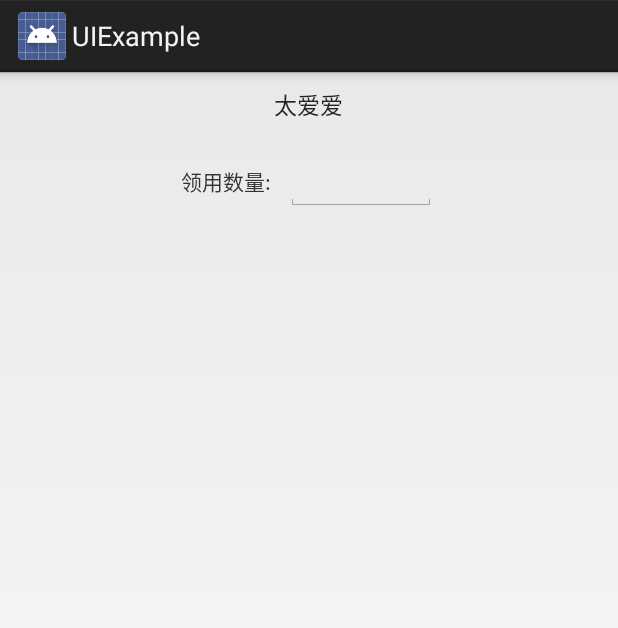
After one commit to JoeyZh/UI, an Android app: the layout dlg_add_spare_part.xml on its own in the app's theme, with its tools: preview values and no code run, on a phone screen of 412 x 824 dp. The commit adds this screen. Shown: the top 628 px of the screen. Run offline under Robolectric (Android 15) with nearby library versions, the phone set to English and light mode, and no system bars.

Commit message:
修改自定义dialog布局

```diff
--- /dev/null
+++ b/UIExample/src/main/res/layout/dlg_add_spare_part.xml
@@ -0,0 +1,39 @@
+<?xml version="1.0" encoding="utf-8"?>
+<LinearLayout xmlns:android="http://schemas.android.com/apk/res/android"
+    android:layout_width="match_parent"
+    android:layout_height="wrap_content"
+    android:orientation="vertical">
+
+    <TextView
+        android:id="@+id/tv_dlg_add_title"
+        android:layout_width="wrap_content"
+        android:layout_height="wrap_content"
+        android:layout_gravity="center"
+        android:text="太爱爱"
+        android:drawablePadding="@dimen/layout_min_margin"
+        android:textColor="@color/text_color_gray_24"
+        android:padding="@dimen/layout_min_margin"
+        android:textSize="@dimen/layout_mid_margin" />
+
+    <LinearLayout
+        android:layout_width="wrap_content"
+        android:layout_height="wrap_content"
+        android:layout_gravity="center"
+        android:padding="@dimen/layout_min_margin">
+
+        <TextView
+            android:layout_width="wrap_content"
+            android:layout_height="match_parent"
+            android:gravity="left|center_vertical"
+            android:text="领用数量:" />
+
+        <EditText
+            android:id="@+id/et_add_count"
+            android:layout_width="wrap_content"
+            android:layout_height="match_parent"
+            android:layout_marginLeft="@dimen/layout_min_margin"
+            android:inputType="number"
+            android:minWidth="100dp" />
+    </LinearLayout>
+
+</LinearLayout>
--- a/UILibrary/src/main/java/com/joey/ui/base/BaseActivity.java
+++ b/UILibrary/src/main/java/com/joey/ui/base/BaseActivity.java
@@ -232,7 +232,7 @@ public abstract class BaseActivity extends FragmentActivity implements ResponseH
         Configuration config = new Configuration();
         config.setToDefaults();
         res.updateConfiguration(config, res.getDisplayMetrics());
-        return res;git
+        return res;
 
     }
 }
--- a/UILibrary/src/main/res/layout/dlg_alert_layout_1.xml
+++ b/UILibrary/src/main/res/layout/dlg_alert_layout_1.xml
@@ -37,9 +37,10 @@
             android:layout_width="match_parent"
             android:layout_height="wrap_content"
             android:layout_gravity="center"
-            android:layout_marginBottom="30dp"
+            android:layout_marginBottom="@dimen/layout_min_margin"
             android:layout_weight="1"
-            android:padding="@dimen/layout_mid_margin">
+            android:paddingLeft="@dimen/layout_mid_margin"
+            android:paddingRight="@dimen/layout_mid_margin">
 
             <TextView
                 android:id="@id/dlg_msg_text"
```
Also changed, not shown: UIExample/src/main/java/com/joey/ui/example/MainActivity.java (+11 -8 lines), UILibrary/src/main/java/com/joey/ui/widget/JAlertDialog.java (+33 -5 lines), UILibrary/src/main/java/com/joey/utils/SharedPreferenceUtils.java (+6 -1 lines).
